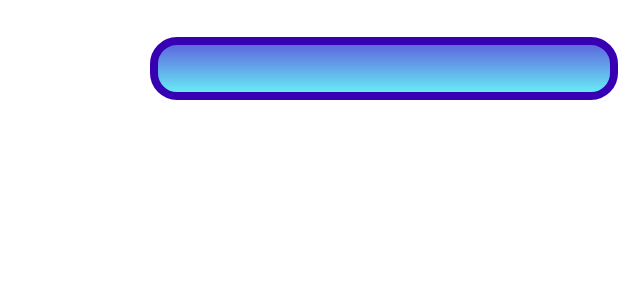
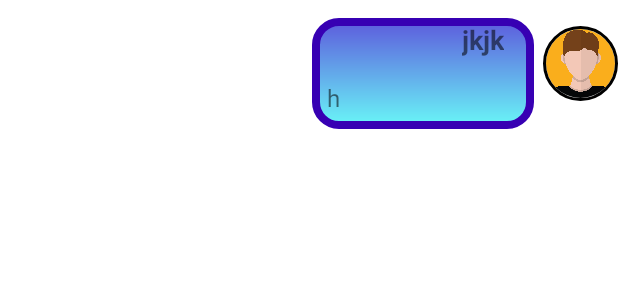
Before and after one commit to igor05max/Proekt, an Android app: the layout message_user.xml on its own in the app's theme, with its tools: preview values and no code run, on a phone screen of 412 x 824 dp. Shown: the top 300 px of the screen. Run offline under Robolectric (Android 15) with nearby library versions, the phone set to English and light mode, and no system bars.

Commit message:
Initial commit

```diff
--- a/app/src/main/res/layout/activity_chat.xml
+++ b/app/src/main/res/layout/activity_chat.xml
@@ -41,6 +41,7 @@
     <ListView
         android:layout_width="match_parent"
         android:layout_height="match_parent"
+        android:layout_marginTop="10dp"
         android:layout_above="@+id/btnSend"
         android:id="@+id/list_of_messages"
         android:layout_alignParentTop="true"
--- a/app/src/main/res/layout/message_user.xml
+++ b/app/src/main/res/layout/message_user.xml
@@ -2,33 +2,62 @@
 <LinearLayout xmlns:android="http://schemas.android.com/apk/res/android"
     android:layout_width="match_parent"
     android:layout_height="match_parent"
-    android:orientation="vertical"
-    >
-
+    xmlns:app="http://schemas.android.com/apk/res-auto"
+    android:orientation="vertical">
+    <LinearLayout
+        android:layout_width="match_parent"
+        android:layout_height="wrap_content"
+        android:orientation="horizontal"
+        android:layout_marginTop="12dp"
+        android:gravity="right"
+        >
+    <LinearLayout
+        android:layout_width="wrap_content"
+        android:layout_height="wrap_content"
+        android:layout_marginLeft="70dp"
+        android:layout_marginRight="60dp"
+        android:background="@drawable/message_users"
+        android:orientation="vertical">
     <TextView
         android:id="@+id/username"
         android:layout_width="match_parent"
         android:layout_height="wrap_content"
         android:textSize="18sp"
+        android:layout_marginTop="2dp"
+        android:layout_marginRight="20dp"
+        android:text="jkjk"
         android:layout_marginLeft="100dp"
         android:gravity="right"
-        android:textStyle="bold" />
+        android:textStyle="bold"
+        android:layout_marginBottom="5dp"
+        />
 
-    <LinearLayout
-        android:layout_width="match_parent"
-        android:layout_height="wrap_content"
-        android:layout_marginLeft="100dp"
-        android:background="@drawable/message_users"
-        >
 
         <TextView
             android:id="@+id/message_text"
             android:layout_width="match_parent"
             android:layout_height="wrap_content"
             android:layout_margin="10dp"
-
+            android:text="h"
             android:textSize="16sp" />
     </LinearLayout>
+    <LinearLayout
+        android:layout_width="50dp"
+        android:layout_height="match_parent"
+        android:layout_marginLeft="-54dp"
+        android:orientation="vertical"
+        android:gravity="top"
+        >
+        <de.hdodenhof.circleimageview.CircleImageView
+            android:id="@+id/profile_image"
+            android:layout_marginTop="5dp"
+            android:layout_width="50dp"
+            android:layout_height="50dp"
+            android:src="@drawable/boy_level_0"
+            app:civ_border_width="2dp"
+            app:civ_border_color="#FF000000"/>
+            />
 
+    </LinearLayout></LinearLayout>
 
 </LinearLayout>
```
Also changed, not shown: app/src/main/java/com/example/proekt/ChatActivity.java (+41 -1 lines), app/src/main/java/com/example/proekt/Message.java (+11 -2 lines), app/src/main/res/layout/message_item.xml (+43 -9 lines).
